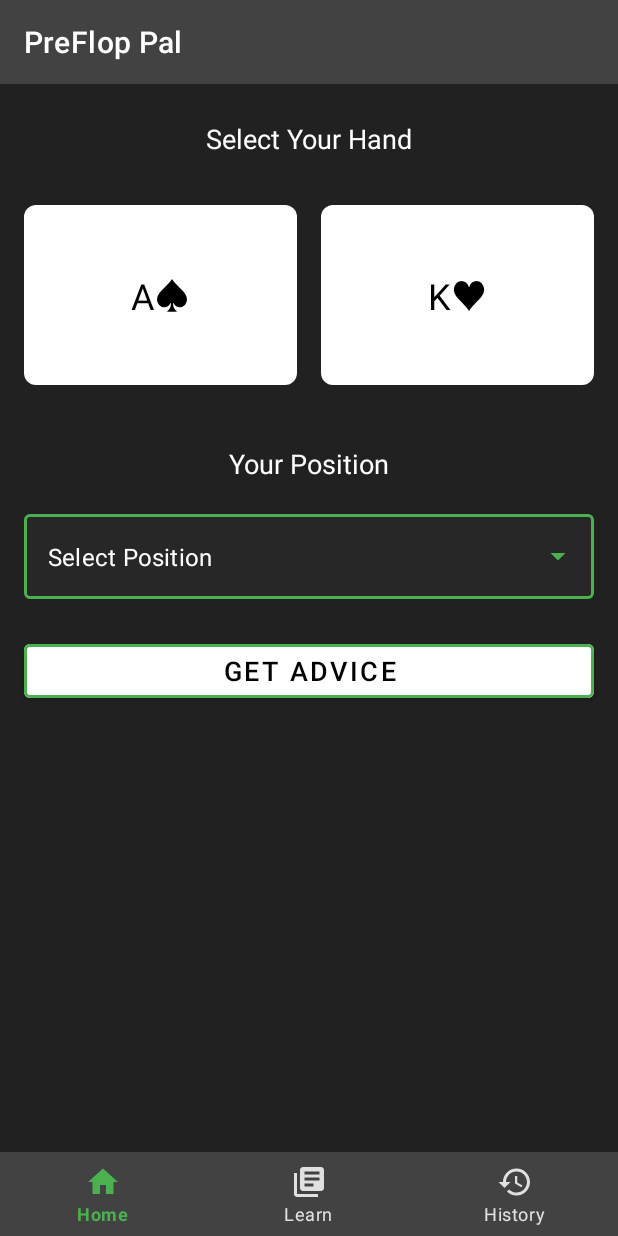
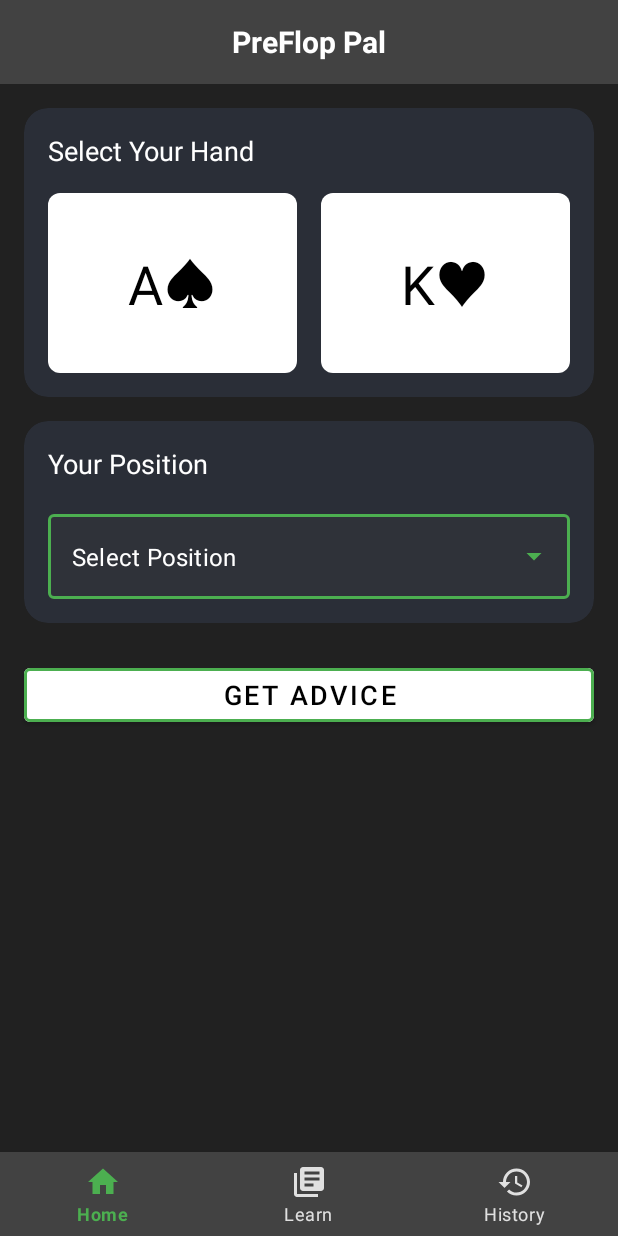
Before and after one commit to RyanLuo1/PreflopPal, an Android app: the screen it shows after launch (MainActivity), after a tap on "GET ADVICE", on a phone screen of 412 x 824 dp. Run offline under Robolectric (Android 15) with nearby library versions, the phone set to English and light mode, and no system bars.

Commit message:
Created hand strength gradient, as well as new textview to tell users why we are raising, calling, folding, etc. No logic implemented, just placeholders for now
Created new paddings around app to organize

Code structure and files organized better as well

```diff
--- a/app/src/main/java/com/ryanluo/prefloppal/MainActivity.kt
+++ b/app/src/main/java/com/ryanluo/prefloppal/MainActivity.kt
@@ -1,5 +1,6 @@
 package com.ryanluo.prefloppal
 
+import android.content.res.ColorStateList
 import android.os.Bundle
 import android.view.View
 import android.widget.AdapterView
@@ -17,9 +18,14 @@ import com.google.android.material.button.MaterialButton
 class MainActivity : AppCompatActivity() {
     private lateinit var card1TextView: TextView
     private lateinit var card2TextView: TextView
+
     private lateinit var positionDropdown: AutoCompleteTextView
+
     private lateinit var getAdviceButton: MaterialButton
     private lateinit var adviceText: TextView
+
+    private lateinit var explanationText: TextView
+
     private lateinit var handStrengthLabel: TextView
     private lateinit var handStrengthBar: ProgressBar
     private lateinit var handStrengthText: TextView
@@ -28,13 +34,21 @@ class MainActivity : AppCompatActivity() {
         super.onCreate(savedInstanceState)
         setContentView(R.layout.activity_main)
 
-        val toolbar: Toolbar = findViewById(R.id.toolbar)
-        setSupportActionBar(toolbar)
+        setupToolbar()
 
         setupCardSelection()
         setupPositionDropdown()
         setupGetAdviceButton()
+        explanationText = findViewById(R.id.explanationText)
         setupBottomNavigation()
+    }
+
+    private fun setupToolbar() {
+        val toolbar: Toolbar = findViewById(R.id.toolbar)
+        setSupportActionBar(toolbar)
+
+        // Remove default title
+        supportActionBar?.setDisplayShowTitleEnabled(false)
     }
 
     private fun setupCardSelection() {
@@ -80,11 +94,12 @@ class MainActivity : AppCompatActivity() {
             if (card1.isNotEmpty() && card2.isNotEmpty() && position != "Select Position") {
                 val (advice, handStrength) = getAdviceAndStrength(card1, card2, position)
                 displayAdvice(advice)
+                displayExplanation(advice, card1, card2, position)
                 displayHandStrength(handStrength)
-                showHandStrengthElements()
+                showAdviceElements()
             } else {
                 Toast.makeText(this, "Please select both cards and a position", Toast.LENGTH_SHORT).show()
-                hideHandStrengthElements()
+                hideAdviceElements()
             }
         }
     }
@@ -107,15 +122,47 @@ class MainActivity : AppCompatActivity() {
                 "Fold" -> ContextCompat.getColor(this, R.color.red)
                 "Call" -> ContextCompat.getColor(this, R.color.blue_500)
                 "Raise" -> ContextCompat.getColor(this, R.color.green_500)
-                else -> ContextCompat.getColor(this, R.color.text_color_primary)
+                else -> ContextCompat.getColor(this, android.R.color.white)
             }
         )
+    }
+
+    private fun displayExplanation(advice: String, card1: String, card2: String, position: String) {
+        val explanation = when (advice) {
+            "Fold" -> "With $card1 $card2 in $position, your hand is weak compared to the likely hands of your opponents. It's best to fold and wait for a better opportunity."
+            "Call" -> "Your $card1 $card2 in $position has potential, but it's not strong enough to raise. Calling allows you to see the flop cheaply and potentially improve your hand."
+            "Raise" -> "Holding $card1 $card2 in $position gives you a strong hand that's likely to be ahead of your opponents' ranges. Raising here will help build the pot and potentially force weaker hands to fold."
+            else -> "Based on your $card1 $card2 in $position, this is the recommended action. Consider the specific game context and adjust accordingly."
+        }
+        explanationText.text = explanation
+    }
+
+    private fun showAdviceElements() {
+        adviceText.visibility = View.VISIBLE
+        explanationText.visibility = View.VISIBLE
+        handStrengthLabel.visibility = View.VISIBLE
+        handStrengthBar.visibility = View.VISIBLE
+        handStrengthText.visibility = View.VISIBLE
+    }
+
+    private fun hideAdviceElements() {
+        adviceText.visibility = View.GONE
+        explanationText.visibility = View.GONE
+        handStrengthLabel.visibility = View.GONE
+        handStrengthBar.visibility = View.GONE
+        handStrengthText.visibility = View.GONE
     }
 
     private fun displayHandStrength(strength: Double) {
         val strengthPercentage = (strength * 10).toInt()
         handStrengthBar.progress = strengthPercentage
         handStrengthText.text = String.format("%.1f / 10.0", strength)
+
+        // Keep the text color black
+        handStrengthText.setTextColor(ContextCompat.getColor(this, android.R.color.white))
+
+        // Ensure the progress bar is visible
+        handStrengthBar.visibility = View.VISIBLE
     }
 
     private fun showHandStrengthElements() {
--- /dev/null
+++ b/app/src/main/res/drawable/explanation_background.xml
@@ -0,0 +1,5 @@
+<?xml version="1.0" encoding="utf-8"?>
+<shape xmlns:android="http://schemas.android.com/apk/res/android">
+    <solid android:color="#2A2E37" /> <!-- Slightly lighter than the main background -->
+    <corners android:radius="16dp" />
+</shape>
--- /dev/null
+++ b/app/src/main/res/drawable/hand_strength_gradient.xml
@@ -0,0 +1,21 @@
+<?xml version="1.0" encoding="utf-8"?>
+<layer-list xmlns:android="http://schemas.android.com/apk/res/android">
+    <item android:id="@android:id/background">
+        <shape>
+            <corners android:radius="8dp"/>
+            <solid android:color="#CCCCCC"/>
+        </shape>
+    </item>
+    <item android:id="@android:id/progress">
+        <clip>
+            <shape>
+                <corners android:radius="8dp"/>
+                <gradient
+                    android:startColor="#FF0000"
+                    android:centerColor="#FFFF00"
+                    android:endColor="#00FF00"
+                    android:type="linear"/>
+            </shape>
+        </clip>
+    </item>
+</layer-list>
--- a/app/src/main/res/layout/activity_main.xml
+++ b/app/src/main/res/layout/activity_main.xml
@@ -13,29 +13,52 @@
         android:layout_height="?attr/actionBarSize"
         android:background="@color/dark_gray_800"
         app:layout_constraintTop_toTopOf="parent"
-        app:title="PreFlop Pal"
-        app:titleTextColor="@color/text_color_primary" />
+        app:contentInsetStartWithNavigation="0dp"
+        app:contentInsetStart="0dp">
+
+        <TextView
+            android:id="@+id/toolbarTitle"
+            android:layout_width="wrap_content"
+            android:layout_height="wrap_content"
+            android:layout_gravity="center"
+            android:text="PreFlop Pal"
+            android:textColor="@android:color/white"
+            android:textSize="20sp"
+            android:textStyle="bold" />
+
+    </androidx.appcompat.widget.Toolbar>
+
+    <androidx.cardview.widget.CardView
+        android:id="@+id/handSelectionContainer"
+        android:layout_width="match_parent"
+        android:layout_height="wrap_content"
+        android:layout_marginHorizontal="16dp"
+        android:layout_marginTop="16dp"
+        app:cardBackgroundColor="@color/card_background"
+        app:cardCornerRadius="16dp"
+        app:cardElevation="0dp"
+        app:layout_constraintTop_toBottomOf="@id/toolbar">
+
+        <LinearLayout
+            android:layout_width="match_parent"
+            android:layout_height="wrap_content"
+            android:orientation="vertical"
+            android:padding="16dp">
 
             <TextView
                 android:id="@+id/selectHandText"
                 android:layout_width="wrap_content"
                 android:layout_height="wrap_content"
-        android:layout_marginTop="24dp"
                 android:text="Select Your Hand"
-        android:textColor="@color/text_color_primary"
+                android:textColor="@android:color/white"
                 android:textSize="18sp"
-        app:layout_constraintEnd_toEndOf="parent"
-        app:layout_constraintStart_toStartOf="parent"
-        app:layout_constraintTop_toBottomOf="@id/toolbar" />
+                android:layout_marginBottom="16dp" />
 
             <LinearLayout
                 android:id="@+id/cardSelectionLayout"
                 android:layout_width="match_parent"
                 android:layout_height="wrap_content"
-        android:layout_marginTop="16dp"
-        android:orientation="horizontal"
-        android:padding="16dp"
-        app:layout_constraintTop_toBottomOf="@id/selectHandText">
+                android:orientation="horizontal">
 
                 <TextView
                     android:id="@+id/card1"
@@ -47,7 +70,7 @@
                     android:gravity="center"
                     android:text="A♠"
                     android:textColor="@color/black"
-            android:textSize="24sp"
+                    android:textSize="36sp"
                     android:clickable="true"
                     android:focusable="true" />
 
@@ -61,32 +84,45 @@
                     android:gravity="center"
                     android:text="K♥"
                     android:textColor="@color/black"
-            android:textSize="24sp"
+                    android:textSize="36sp"
                     android:clickable="true"
                     android:focusable="true" />
 
             </LinearLayout>
+        </LinearLayout>
+    </androidx.cardview.widget.CardView>
+
+    <androidx.cardview.widget.CardView
+        android:id="@+id/positionSelectionContainer"
+        android:layout_width="match_parent"
+        android:layout_height="wrap_content"
+        android:layout_marginHorizontal="16dp"
+        android:layout_marginTop="16dp"
+        app:cardBackgroundColor="@color/card_background"
+        app:cardCornerRadius="16dp"
+        app:cardElevation="0dp"
+        app:layout_constraintTop_toBottomOf="@id/handSelectionContainer">
+
+        <LinearLayout
+            android:layout_width="match_parent"
+            android:layout_height="wrap_content"
+            android:orientation="vertical"
+            android:padding="16dp">
 
             <TextView
                 android:id="@+id/positionText"
                 android:layout_width="wrap_content"
                 android:layout_height="wrap_content"
-        android:layout_marginTop="24dp"
                 android:text="Your Position"
-        android:textColor="@color/text_color_primary"
+                android:textColor="@android:color/white"
                 android:textSize="18sp"
-        app:layout_constraintEnd_toEndOf="parent"
-        app:layout_constraintStart_toStartOf="parent"
-        app:layout_constraintTop_toBottomOf="@id/cardSelectionLayout" />
+                android:layout_marginBottom="16dp" />
 
             <com.google.android.material.textfield.TextInputLayout
                 android:id="@+id/positionDropdownLayout"
                 style="@style/Widget.MaterialComponents.TextInputLayout.OutlinedBox.ExposedDropdownMenu"
                 android:layout_width="match_parent"
-        android:layout_height="wrap_content"
-        android:layout_marginHorizontal="16dp"
-        android:layout_marginTop="16dp"
-        app:layout_constraintTop_toBottomOf="@id/positionText">
+                android:layout_height="wrap_content">
 
                 <AutoCompleteTextView
                     android:id="@+id/positionDropdown"
@@ -96,6 +132,8 @@
                     android:text="Select Position" />
 
             </com.google.android.material.textfield.TextInputLayout>
+        </LinearLayout>
+    </androidx.cardview.widget.CardView>
 
     <com.google.android.material.button.MaterialButton
         android:id="@+id/getAdviceButton"
@@ -106,66 +144,88 @@
         android:text="Get Advice"
         android:textColor="@color/black"
         android:textSize="18sp"
-        app:backgroundTint="@color/white"
+        app:backgroundTint="@android:color/white"
         app:strokeColor="@color/green_500"
         app:strokeWidth="2dp"
         app:layout_constraintLeft_toLeftOf="parent"
         app:layout_constraintRight_toRightOf="parent"
-        app:layout_constraintTop_toBottomOf="@id/positionDropdownLayout" />
+        app:layout_constraintTop_toBottomOf="@id/positionSelectionContainer" />
 
     <TextView
         android:id="@+id/adviceText"
         android:layout_width="wrap_content"
         android:layout_height="wrap_content"
         android:layout_marginTop="16dp"
-        android:textColor="@color/text_color_primary"
-        android:textSize="24sp"
+        android:textColor="@android:color/white"
+        android:textSize="36sp"
         android:textStyle="bold"
+        android:visibility="gone"
         app:layout_constraintLeft_toLeftOf="parent"
         app:layout_constraintRight_toRightOf="parent"
         app:layout_constraintTop_toBottomOf="@id/getAdviceButton"
-        tools:text="Raise" />
+        tools:text="Raise"
+        tools:visibility="visible" />
+
+    <TextView
+        android:id="@+id/explanationText"
+        android:layout_width="0dp"
+        android:layout_height="wrap_content"
+        android:layout_marginHorizontal="16dp"
+        android:layout_marginTop="16dp"
+        android:background="@drawable/explanation_background"
+        android:padding="16dp"
+        android:textColor="@android:color/white"
+        android:textSize="14sp"
+        android:visibility="gone"
+        app:layout_constraintLeft_toLeftOf="parent"
+        app:layout_constraintRight_toRightOf="parent"
+        app:layout_constraintTop_toBottomOf="@id/adviceText"
+        tools:text="Explanation for the decision will appear here."
+        tools:visibility="visible" />
 
     <TextView
         android:id="@+id/handStrengthLabel"
         android:layout_width="wrap_content"
         android:layout_height="wrap_content"
-        android:layout_marginTop="24dp"
+        android:layout_marginTop="16dp"
         android:text="Hand Strength"
-        android:textColor="@color/text_color_primary"
+        android:textColor="@android:color/white"
         android:textSize="18sp"
         android:visibility="gone"
         app:layout_constraintLeft_toLeftOf="parent"
         app:layout_constraintRight_toRightOf="parent"
-        app:layout_constraintTop_toBottomOf="@id/adviceText" />
+        app:layout_constraintTop_toBottomOf="@id/explanationText"
+        tools:visibility="visible" />
 
     <ProgressBar
         android:id="@+id/handStrengthBar"
         style="?android:attr/progressBarStyleHorizontal"
         android:layout_width="0dp"
-        android:layout_height="wrap_content"
+        android:layout_height="16dp"
         android:layout_marginHorizontal="16dp"
         android:layout_marginTop="8dp"
         android:max="100"
         android:progress="50"
-        android:progressTint="@color/green_500"
+        android:progressDrawable="@drawable/hand_strength_gradient"
         android:visibility="gone"
         app:layout_constraintLeft_toLeftOf="parent"
         app:layout_constraintRight_toRightOf="parent"
-        app:layout_constraintTop_toBottomOf="@id/handStrengthLabel" />
+        app:layout_constraintTop_toBottomOf="@id/handStrengthLabel"
+        tools:visibility="visible" />
 
     <TextView
         android:id="@+id/handStrengthText"
         android:layout_width="wrap_content"
         android:layout_height="wrap_content"
         android:layout_marginTop="8dp"
-        android:textColor="@color/text_color_primary"
+        android:textColor="@android:color/black"
         android:textSize="18sp"
         android:visibility="gone"
         app:layout_constraintLeft_toLeftOf="parent"
         app:layout_constraintRight_toRightOf="parent"
         app:layout_constraintTop_toBottomOf="@id/handStrengthBar"
-        tools:text="5.5 / 10.0" />
+        tools:text="5.5 / 10.0"
+        tools:visibility="visible" />
 
     <com.google.android.material.bottomnavigation.BottomNavigationView
         android:id="@+id/bottomNavigation"
--- a/app/src/main/res/values/colors.xml
+++ b/app/src/main/res/values/colors.xml
@@ -10,7 +10,9 @@
         <color name="light_gray_300">#E0E0E0</color>
         <color name="dark_gray_900">#212121</color>
         <color name="blue_500">#2196F3</color>
-        <color name="text_color_primary">#FFFFFF</color>
         <color name="text_color_secondary">#B3FFFFFF</color>
         <color name="red">#FF0000</color>
+        <color name="yellow">#FFFF00</color>
+        <color name="green">#00FF00</color>
+        <color name="card_background">#2A2E37</color>
 </resources>
--- a/app/src/main/res/values/themes.xml
+++ b/app/src/main/res/values/themes.xml
@@ -21,7 +21,7 @@
         <!-- Customize your theme here. -->
 
         <!-- dropdown -->
-        <item name="android:textColorPrimary">@color/text_color_primary</item>
+        <item name="android:textColorPrimary">@color/white</item>
 
     </style>
 
```
Lines whose indentation alone changed are shown as unchanged.
